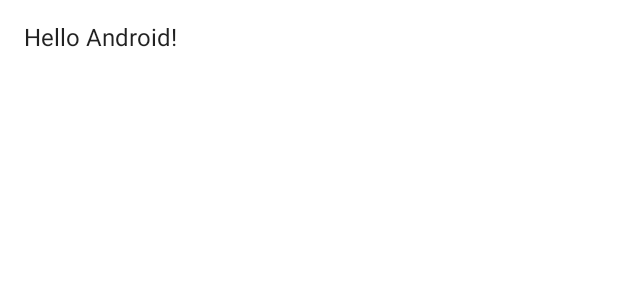
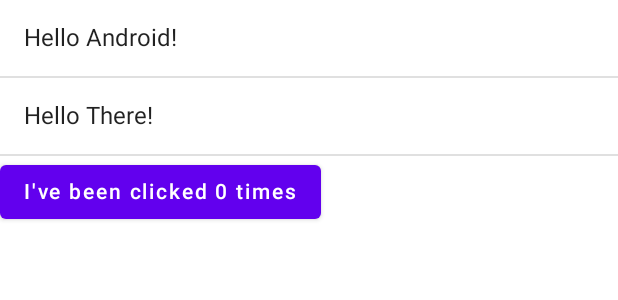
Before and after one commit to alexandregressier/compose-basics, an Android app built with Jetpack Compose: the @Preview function DefaultPreview, on a phone screen of 412 x 824 dp. Shown: the top 300 px of the screen. Run offline under Robolectric (Android 15) with nearby library versions, the phone set to English and light mode, and no system bars.

Commit message:
Implement a counter button & hoist its state

```diff
--- a/app/src/main/java/dev/gressier/composebasics/MainActivity.kt
+++ b/app/src/main/java/dev/gressier/composebasics/MainActivity.kt
@@ -3,15 +3,12 @@ package dev.gressier.composebasics
 import android.os.Bundle
 import androidx.activity.ComponentActivity
 import androidx.activity.compose.setContent
-import androidx.compose.foundation.background
+import androidx.compose.foundation.layout.Column
 import androidx.compose.foundation.layout.fillMaxSize
 import androidx.compose.foundation.layout.padding
-import androidx.compose.material.MaterialTheme
-import androidx.compose.material.Surface
-import androidx.compose.material.Text
-import androidx.compose.runtime.Composable
+import androidx.compose.material.*
+import androidx.compose.runtime.*
 import androidx.compose.ui.Modifier
-import androidx.compose.ui.graphics.Color
 import androidx.compose.ui.tooling.preview.Preview
 import androidx.compose.ui.unit.dp
 import dev.gressier.composebasics.ui.theme.ComposeBasicsTheme
@@ -22,8 +19,23 @@ class MainActivity : ComponentActivity() {
         super.onCreate(savedInstanceState)
         setContent {
             MyApp {
-                Greeting("Android")
+                MyScreenContent()
             }
+        }
+    }
+}
+
+@Composable
+fun MyScreenContent(names: List<String> = listOf("Android", "There")) {
+    var counterState by remember { mutableStateOf(0) }
+    Column() {
+        names.forEach { name ->
+            Greeting (name = name)
+            Divider()
+        }
+        Counter(count = counterState, updateCount = { newCount -> counterState = newCount })
+        if (counterState > 5) {
+            Text(text = "I ❤️ to count!")
         }
     }
 }
@@ -34,6 +46,13 @@ fun MyApp(content: @Composable () -> Unit) {
         Surface(modifier = Modifier.fillMaxSize(), color = MaterialTheme.colors.background) {
             content()
         }
+    }
+}
+
+@Composable
+fun Counter(count: Int, updateCount: (Int) -> Unit) {
+    Button(onClick = { updateCount(count + 1) }) {
+        Text(text = "I've been clicked $count times")
     }
 }
 
@@ -49,6 +68,6 @@ fun Greeting(name: String) {
 @Composable
 fun DefaultPreview() {
     MyApp {
-        Greeting("Android")
+        MyScreenContent()
     }
 }
```
